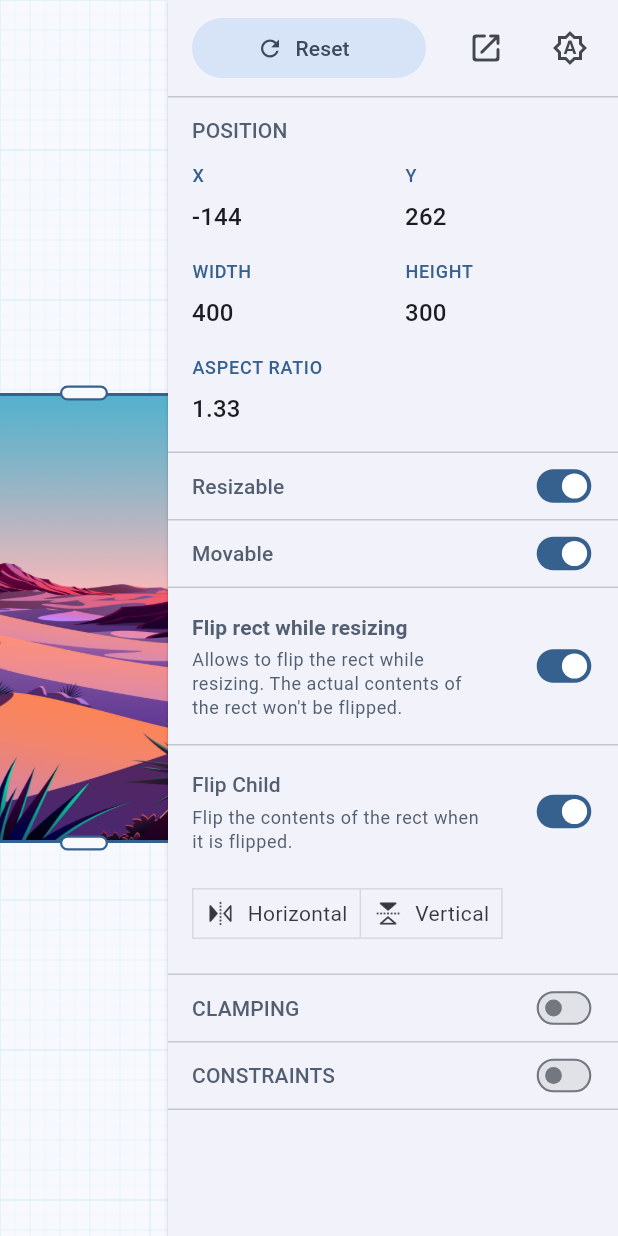
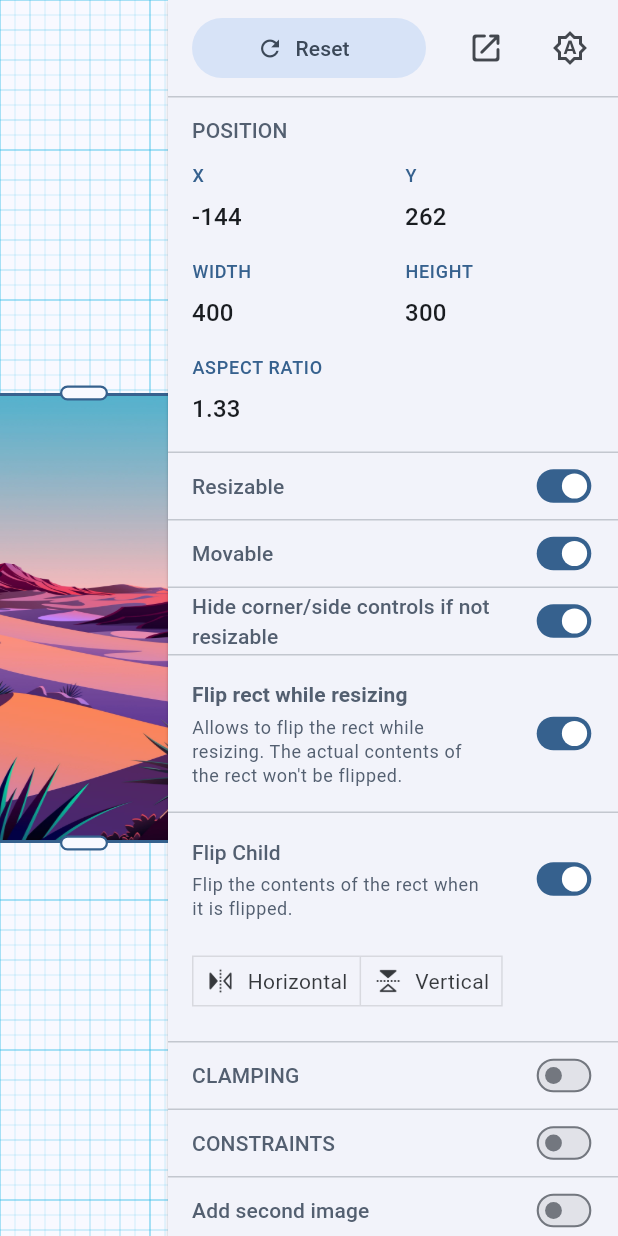
Before and after one commit to hyper-designed/box_transform, a Flutter app: the screen it shows after launch, after a tap on "Reset", on a phone screen of 412 x 824 dp. Run offline on Flutter 3.47's test engine with Material 2 defaults, Android fonts, the light colour scheme and no system bars; our stand-ins replace adaptive_theme.

Commit message:
expand example to include hideHandlesWhenNotResizable and ability to add second image

```diff
--- a/packages/flutter_box_transform/example/lib/main.dart
+++ b/packages/flutter_box_transform/example/lib/main.dart
@@ -15,6 +15,7 @@ class MyApp extends StatelessWidget {
 
   @override
   Widget build(BuildContext context) {
+
     return AdaptiveTheme(
       light: ThemeData(
         useMaterial3: true,
@@ -60,6 +61,11 @@ class MyApp extends StatelessWidget {
 class PlaygroundModel with ChangeNotifier {
   Rect rect = Rect.zero;
   Flip flip = Flip.none;
+
+  bool showSecondImageBox = false;
+  Rect rect2 = Rect.zero;
+  Flip flip2 = Flip.none;
+
   Rect clampingRect = Rect.largest;
   Rect? playgroundArea;
   late BoxConstraints constraints = const BoxConstraints(
@@ -73,6 +79,7 @@ class PlaygroundModel with ChangeNotifier {
   bool constraintsEnabled = false;
   bool resizable = true;
   bool movable = true;
+  bool hideHandlesWhenNotResizable = true;
 
   void reset(BuildContext context) {
     final Size size = MediaQuery.of(context).size;
@@ -85,6 +92,15 @@ class PlaygroundModel with ChangeNotifier {
       kInitialHeight,
     );
     flip = Flip.none;
+
+    rect2 = Rect.fromLTWH(
+      (width - kInitialWidth) / 3,
+      (height - kInitialHeight) / 3,
+      kInitialWidth,
+      kInitialHeight,
+    );
+    flip2 = Flip.none;
+
     clampingRect = Rect.fromLTWH(
       0,
       0,
@@ -101,6 +117,7 @@ class PlaygroundModel with ChangeNotifier {
     movable = true;
     clampingEnabled = false;
     constraintsEnabled = false;
+    hideHandlesWhenNotResizable = true;
 
     notifyListeners();
   }
@@ -108,6 +125,12 @@ class PlaygroundModel with ChangeNotifier {
   void onRectChanged(UITransformResult result) {
     rect = result.rect;
     flip = result is UIResizeResult ? result.flip : flip;
+    notifyListeners();
+  }
+
+  void onRect2Changed(UITransformResult result) {
+    rect2 = result.rect;
+    flip2 = result is UIResizeResult ? result.flip : flip;
     notifyListeners();
   }
 
@@ -175,6 +198,16 @@ class PlaygroundModel with ChangeNotifier {
 
   void toggleConstraints(bool enabled) {
     constraintsEnabled = enabled;
+    notifyListeners();
+  }
+
+  void toggleHideHandlesWhenNotResizable(bool enabled) {
+    hideHandlesWhenNotResizable = enabled;
+    notifyListeners();
+  }
+
+  void toggleShowSecondImageBox(bool enabled) {
+    showSecondImageBox = enabled;
     notifyListeners();
   }
 
@@ -230,7 +263,7 @@ const double kSidePanelWidth = 300;
 const double kInitialWidth = 400;
 const double kInitialHeight = 300;
 const double kStrokeWidth = 1.5;
-const Color kGridColor = Color(0x7FC3E8F3);
+const Color kGridColor = Color.fromARGB(126, 27, 181, 228);
 
 class _PlaygroundState extends State<Playground> with WidgetsBindingObserver {
   @override
@@ -311,7 +344,8 @@ class _PlaygroundState extends State<Playground> with WidgetsBindingObserver {
                 ),
                 if (model.clampingEnabled && model.playgroundArea != null)
                   const ClampingRect(),
-                const ImageBox(),
+                ImageBox(rect:model.rect, flip:model.flip, imageAsset:'assets/images/landscape2.jpg', onChanged:model.onRectChanged),
+                if(model.showSecondImageBox) ImageBox(rect:model.rect2, flip:model.flip2, imageAsset:'assets/images/landscape.jpg', onChanged:model.onRect2Changed),
               ],
             ),
           ),
@@ -323,7 +357,13 @@ class _PlaygroundState extends State<Playground> with WidgetsBindingObserver {
 }
 
 class ImageBox extends StatefulWidget {
-  const ImageBox({super.key});
+  const ImageBox({super.key, required this.rect, required this.flip, required this.imageAsset,
+        required this.onChanged});
+
+  final Rect rect;
+  final Flip flip;
+  final String imageAsset;
+  final Function(TransformResult<Rect, Offset, Size>)? onChanged;
 
   @override
   State<ImageBox> createState() => _ImageBoxState();
@@ -340,13 +380,14 @@ class _ImageBoxState extends State<ImageBox> {
     final PlaygroundModel model = context.watch<PlaygroundModel>();
     final Color handleColor = Theme.of(context).colorScheme.primary;
     return TransformableBox(
-      key: const ValueKey('image-box'),
-      rect: model.rect,
-      flip: model.flip,
+      key: ValueKey('image-box-${widget.imageAsset}'),
+      rect: widget.rect,
+      flip: widget.flip,
       clampingRect: model.clampingEnabled ? model.clampingRect : null,
       constraints: model.constraintsEnabled ? model.constraints : null,
-      onChanged: model.onRectChanged,
+      onChanged: widget.onChanged,
       resizable: model.resizable,
+      hideHandlesWhenNotResizable: model.hideHandlesWhenNotResizable,
       movable: model.movable,
       flipChild: model.flipChild,
       flipWhileResizing: model.flipRectWhileResizing,
@@ -373,8 +414,8 @@ class _ImageBoxState extends State<ImageBox> {
         height: rect.height,
         decoration: BoxDecoration(
           color: Colors.white,
-          image: const DecorationImage(
-            image: AssetImage('assets/images/landscape2.jpg'),
+          image: DecorationImage(
+            image: AssetImage(widget.imageAsset),
             fit: BoxFit.fill,
           ),
           border: Border.symmetric(
@@ -646,11 +687,67 @@ class ControlPanel extends StatelessWidget {
               ),
             ),
             const Divider(height: 1),
+            Container(
+              height: 44,
+              padding: const EdgeInsets.fromLTRB(16, 0, 6, 0),
+              alignment: Alignment.centerLeft,
+              child: Row(
+                children: [
+                  Expanded(
+                    child: Text(
+                      'Hide corner/side controls if not resizable',
+                      style: Theme.of(context).textTheme.titleSmall!.copyWith(
+                            color: Theme.of(context).colorScheme.secondary,
+                          ),
+                    ),
+                  ),
+                  SizedBox(
+                    height: 20,
+                    child: Transform.scale(
+                      scale: 0.7,
+                      child: Switch(
+                        value: model.hideHandlesWhenNotResizable,
+                        onChanged: (value) => model.toggleHideHandlesWhenNotResizable(value),
+                      ),
+                    ),
+                  ),
+                ],
+              ),
+            ),
+            const Divider(height: 1),
             const FlipControls(),
             const Divider(height: 1),
             const ClampingControls(),
             const Divider(height: 1),
             const ConstraintsControls(),
+            const Divider(height: 1),
+            Container(
+              height: 44,
+              padding: const EdgeInsets.fromLTRB(16, 0, 6, 0),
+              alignment: Alignment.centerLeft,
+              child: Row(
+                children: [
+                  Expanded(
+                    child: Text(
+                      'Add second image',
+                      style: Theme.of(context).textTheme.titleSmall!.copyWith(
+                            color: Theme.of(context).colorScheme.secondary,
+                          ),
+                    ),
+                  ),
+                  SizedBox(
+                    height: 20,
+                    child: Transform.scale(
+                      scale: 0.7,
+                      child: Switch(
+                        value: model.showSecondImageBox,
+                        onChanged: (value) => model.toggleShowSecondImageBox(value),
+                      ),
+                    ),
+                  ),
+                ],
+              ),
+            ),
             const Divider(height: 1),
           ],
         ),
@@ -676,8 +773,8 @@ class PositionControls extends StatelessWidget {
           child: Column(
             mainAxisSize: MainAxisSize.min,
             children: [
-              Row(
-                children: const [
+              const Row(
+                children: [
                   Expanded(child: Label('X')),
                   SizedBox(width: 16),
                   Expanded(child: Label('Y')),
@@ -696,8 +793,8 @@ class PositionControls extends StatelessWidget {
                 ],
               ),
               const SizedBox(height: 16),
-              Row(
-                children: const [
+              const Row(
+                children: [
                   Expanded(child: Label('WIDTH')),
                   SizedBox(width: 16),
                   Expanded(child: Label('HEIGHT')),
@@ -716,8 +813,8 @@ class PositionControls extends StatelessWidget {
                 ],
               ),
               const SizedBox(height: 16),
-              Row(
-                children: const [
+              const Row(
+                children: [
                   Expanded(child: Label('ASPECT RATIO')),
                 ],
               ),
@@ -869,14 +966,14 @@ class FlipControls extends StatelessWidget {
                     ],
                     selectedColor: Theme.of(context).colorScheme.primary,
                     constraints: const BoxConstraints.tightFor(height: 32),
-                    children: [
+                    children: const [
                       Tooltip(
                         message: 'Flip Horizontally',
-                        waitDuration: const Duration(milliseconds: 500),
+                        waitDuration: Duration(milliseconds: 500),
                         child: Padding(
-                          padding: const EdgeInsets.symmetric(horizontal: 8),
+                          padding: EdgeInsets.symmetric(horizontal: 8),
                           child: Row(
-                            children: const [
+                            children: [
                               ImageIcon(
                                 AssetImage('assets/images/ic_flip.png'),
                                 size: 20,
@@ -889,11 +986,11 @@ class FlipControls extends StatelessWidget {
                       ),
                       Tooltip(
                         message: 'Flip Vertically',
-                        waitDuration: const Duration(milliseconds: 500),
+                        waitDuration: Duration(milliseconds: 500),
                         child: Padding(
-                          padding: const EdgeInsets.symmetric(horizontal: 8),
+                          padding: EdgeInsets.symmetric(horizontal: 8),
                           child: Row(
-                            children: const [
+                            children: [
                               RotatedBox(
                                 quarterTurns: 1,
                                 child: ImageIcon(
@@ -1033,8 +1130,8 @@ class _ClampingControlsState extends State<ClampingControls> {
                         crossAxisAlignment: CrossAxisAlignment.stretch,
                         mainAxisSize: MainAxisSize.min,
                         children: [
-                          Row(
-                            children: const [
+                          const Row(
+                            children: [
                               Expanded(child: Label('LEFT')),
                               SizedBox(width: 16),
                               Expanded(child: Label('TOP')),
@@ -1081,8 +1178,8 @@ class _ClampingControlsState extends State<ClampingControls> {
                             ],
                           ),
                           const SizedBox(height: 16),
-                          Row(
-                            children: const [
+                          const Row(
+                            children: [
                               Expanded(child: Label('RIGHT')),
                               SizedBox(width: 16),
                               Expanded(child: Label('BOTTOM')),
@@ -1281,8 +1378,8 @@ class _ConstraintsControlsState extends State<ConstraintsControls> {
                         crossAxisAlignment: CrossAxisAlignment.stretch,
                         mainAxisSize: MainAxisSize.min,
                         children: [
-                          Row(
-                            children: const [
+                          const Row(
+                            children: [
                               Expanded(child: Label('Min W')),
                               SizedBox(width: 16),
                               Expanded(child: Label('Min H')),
@@ -1337,8 +1434,8 @@ class _ConstraintsControlsState extends State<ConstraintsControls> {
                             ],
                           ),
                           const SizedBox(height: 16),
-                          Row(
-                            children: const [
+                          const Row(
+                            children: [
                               Expanded(child: Label('Max W')),
                               SizedBox(width: 16),
                               Expanded(child: Label('Max H')),
```
